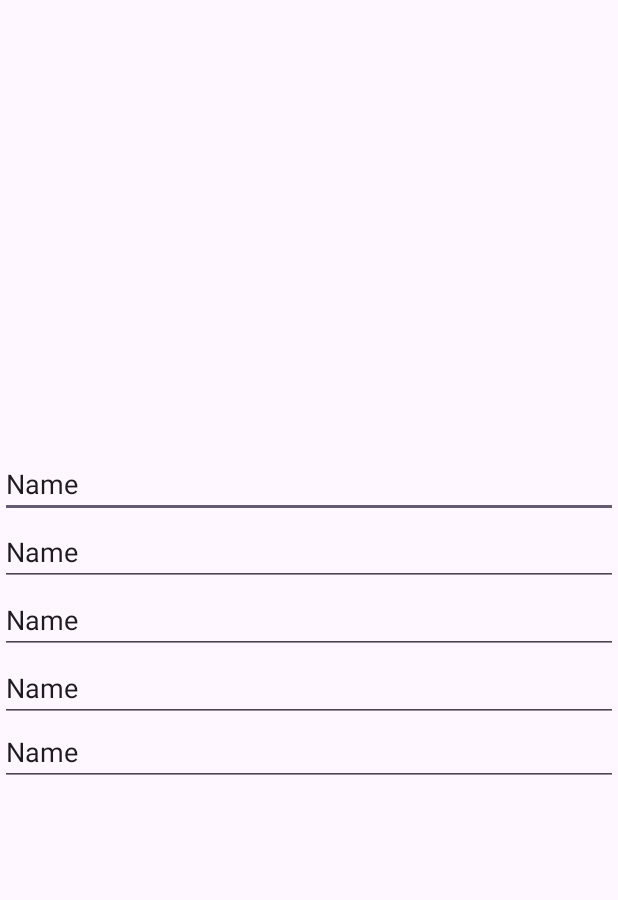
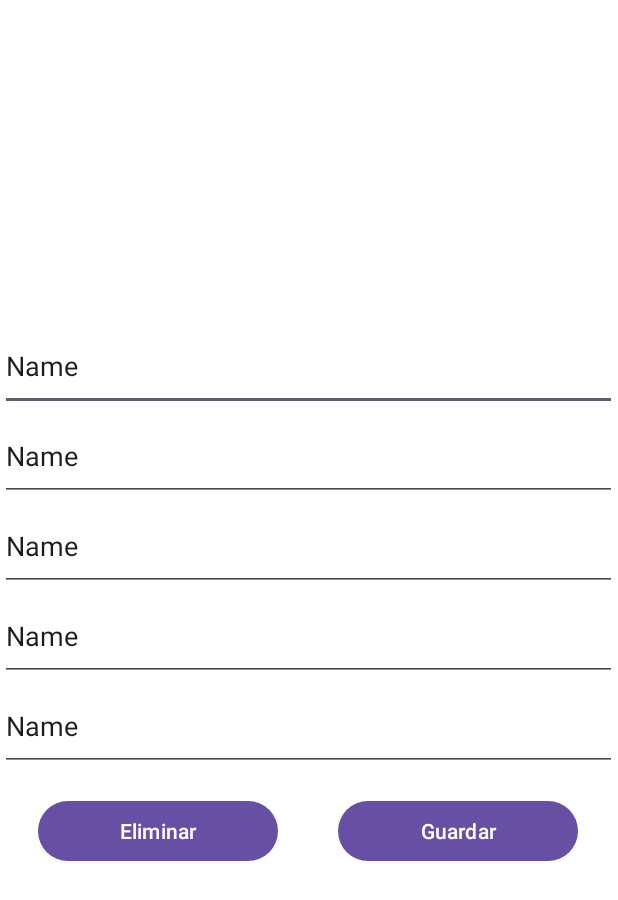
Before and after one commit to lenzx/Inacap_IoT, an Android app: the layout fragment_detaller_usuario.xml on its own in the app's theme, with its tools: preview values and no code run, on a phone screen of 412 x 824 dp. Shown: the top 900 px of the screen. Run offline under Robolectric (Android 15) with nearby library versions, the light colour scheme and no system bars.

Commit message:
layout btn

```diff
--- a/app/src/main/java/cl/Inacap/inacap_aplicacionesmoviles/MainActivity.java
+++ b/app/src/main/java/cl/Inacap/inacap_aplicacionesmoviles/MainActivity.java
@@ -12,7 +12,6 @@ public class MainActivity extends AppCompatActivity {
     protected void onCreate(Bundle savedInstanceState) {
         super.onCreate(savedInstanceState);
         setContentView(R.layout.activity_main);
-
     }
 
     public void ingresarLogin(View vista) {
--- a/app/src/main/java/cl/Inacap/inacap_aplicacionesmoviles/Usuarios.java
+++ b/app/src/main/java/cl/Inacap/inacap_aplicacionesmoviles/Usuarios.java
@@ -59,9 +59,7 @@ public class Usuarios extends AppCompatActivity {
                                 .commit();
                     }
                 });
-
             }
-
             @Override
             public void onError(DatabaseError databaseError) {
             }
--- a/app/src/main/java/cl/Inacap/inacap_aplicacionesmoviles/fragmento/DetallerUsuario.java
+++ b/app/src/main/java/cl/Inacap/inacap_aplicacionesmoviles/fragmento/DetallerUsuario.java
@@ -71,4 +71,12 @@ public class DetallerUsuario extends Fragment {
 
         return view;
     }
+
+    public void actualizarDatos(String id, String nombre, String apellido, String rut, String correo) {
+        this.userId = id;
+        this.nombre = nombre;
+        this.apellido = apellido;
+        this.rut = rut;
+        this.correo = correo;
+    }
 }
--- a/app/src/main/res/layout/activity_usuarios.xml
+++ b/app/src/main/res/layout/activity_usuarios.xml
@@ -17,7 +17,6 @@
         android:backgroundTintMode="src_over"
         tools:ignore="MissingConstraints">
 
-        <!-- Contenido de la tarjeta -->
     </androidx.cardview.widget.CardView>
 
     <com.google.android.material.floatingactionbutton.FloatingActionButton
@@ -25,7 +24,7 @@
         android:layout_width="wrap_content"
         android:layout_height="wrap_content"
         android:layout_gravity="bottom|end"
-        android:layout_marginBottom="40dp"
+        android:layout_marginBottom="20dp"
         android:contentDescription="todo"
         app:layout_constraintBottom_toBottomOf="parent"
         app:layout_constraintEnd_toEndOf="parent"
--- a/app/src/main/res/layout/fragment_detaller_usuario.xml
+++ b/app/src/main/res/layout/fragment_detaller_usuario.xml
@@ -3,19 +3,20 @@
     xmlns:tools="http://schemas.android.com/tools"
     android:layout_width="match_parent"
     android:layout_height="match_parent"
+    android:background="#FFFFFF"
     tools:context=".fragmento.DetallerUsuario">
 
     <LinearLayout
-        android:layout_width="match_parent"
-        android:layout_height="match_parent"
-        android:layout_marginVertical="300dp"
+        android:layout_width="411dp"
+        android:layout_height="wrap_content"
+        android:layout_gravity="center"
         android:orientation="vertical"
         android:textAlignment="center">
 
         <EditText
             android:id="@+id/txtUserId"
             android:layout_width="match_parent"
-            android:layout_height="wrap_content"
+            android:layout_height="60dp"
             android:ems="10"
             android:inputType="text"
             android:text="Name" />
@@ -23,7 +24,7 @@
         <EditText
             android:id="@+id/txtNombre"
             android:layout_width="match_parent"
-            android:layout_height="wrap_content"
+            android:layout_height="60dp"
             android:ems="10"
             android:inputType="text"
             android:text="Name" />
@@ -31,7 +32,7 @@
         <EditText
             android:id="@+id/txtApellido"
             android:layout_width="match_parent"
-            android:layout_height="wrap_content"
+            android:layout_height="60dp"
             android:ems="10"
             android:inputType="text"
             android:text="Name" />
@@ -39,7 +40,7 @@
         <EditText
             android:id="@+id/txtRut"
             android:layout_width="match_parent"
-            android:layout_height="wrap_content"
+            android:layout_height="60dp"
             android:ems="10"
             android:inputType="text"
             android:text="Name" />
@@ -47,9 +48,41 @@
         <EditText
             android:id="@+id/txtCorreo"
             android:layout_width="match_parent"
-            android:layout_height="wrap_content"
+            android:layout_height="60dp"
             android:ems="10"
             android:inputType="text"
             android:text="Name" />
+
+        <LinearLayout
+            android:layout_width="match_parent"
+            android:layout_height="match_parent"
+            android:layout_marginTop="16dp"
+            android:layout_marginBottom="32dp"
+            android:gravity="center"
+            android:orientation="horizontal">
+
+            <Button
+                android:id="@+id/btnEliminar"
+                android:layout_width="160dp"
+                android:layout_height="wrap_content"
+                android:layout_gravity="bottom"
+                android:layout_marginHorizontal="20dp"
+                android:text="Eliminar"
+                android:textAlignment="center"
+                tools:ignore="RtlCompat" />
+
+            <Button
+                android:id="@+id/btnGuardar"
+                android:layout_width="160dp"
+                android:layout_height="wrap_content"
+                android:layout_gravity="bottom"
+                android:layout_marginHorizontal="20dp"
+                android:text="Guardar"
+                android:textAlignment="center"
+                tools:ignore="RtlCompat" />
+        </LinearLayout>
+
     </LinearLayout>
+
+
 </FrameLayout>
```
